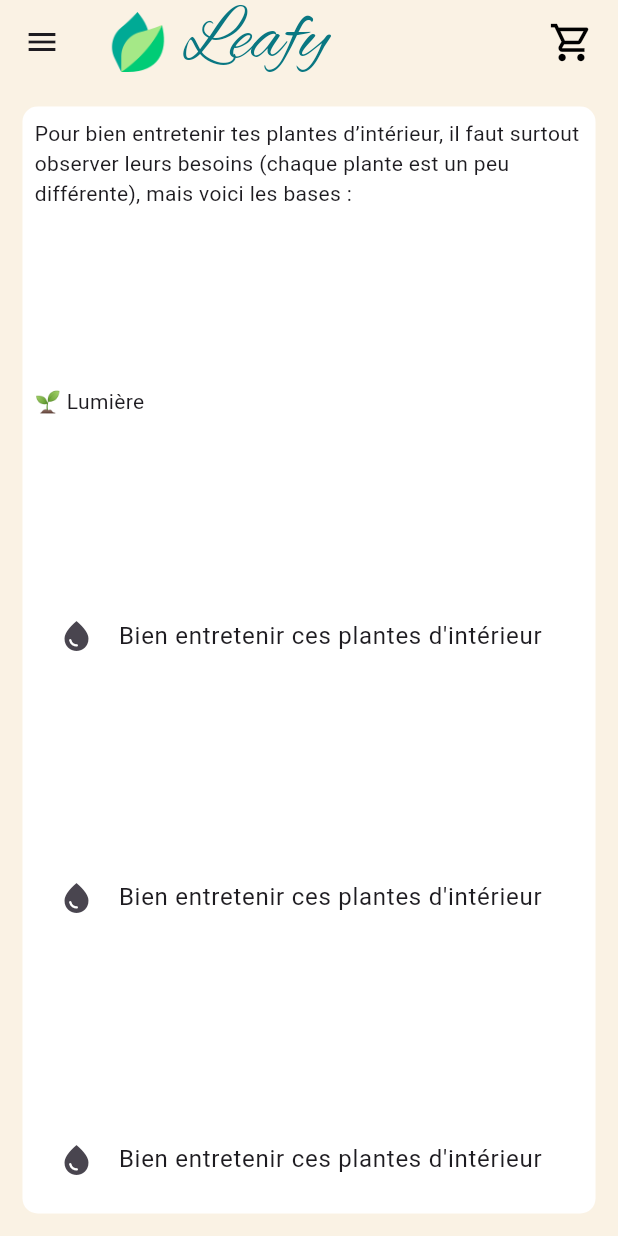
After one commit to Zelikoo/Leafy, a Flutter app: the EntretienPage screen opened directly, on a phone screen of 412 x 824 dp. The commit adds this screen. Run offline on Flutter 3.47's test engine with Material 3 defaults, Android fonts, the phone set to English and light mode, and no system bars.

Commit message:
feat: Add EntretienPage and navigation
This commit introduces a new page, `EntretienPage`, for displaying plant care information and adds navigation to it from the drawer.

- Creates `EntretienPage` stateless widget:
    - Sets a background color.
    - Includes `MyDrawer`.
    - Adds an `AppBar` with the Leafy logo, title, and a shopping cart icon.
    - Displays introductory text about plant care.
    - Includes a placeholder for "Lumière" (Light).
    - Contains three `ListTile` widgets with an icon and text "Bien entretenir ces plantes d'intérieur".
- Updates `MyDrawer`:
    - Adds a `ListTile` with an icon and text "Bien entretenir ces plantes d'intérieur".
    - Tapping this `ListTile` navigates to `EntretienPage`.
    - Imports `entretien.dart` and `home_page.dart`.

```diff
--- a/lib/pages/drawer.dart
+++ b/lib/pages/drawer.dart
@@ -1,4 +1,7 @@
 import 'package:flutter/material.dart';
+
+import 'entretien.dart';
+import 'home_page.dart';
 
 class MyDrawer extends StatelessWidget {
   const MyDrawer({super.key});
@@ -19,6 +22,16 @@ class MyDrawer extends StatelessWidget {
               Navigator.pop(context);
             },
           ),
+          ListTile(
+            leading: const Icon(Icons.water_drop),
+            title: const Text("Bien entretenir ces plantes d'intérieur"),
+            onTap: () {
+              Navigator.push(
+                context,
+                MaterialPageRoute(builder: (context) => EntretienPage()),
+              );
+            },
+          ),
           const ListTile(
             leading: Icon(Icons.settings),
             title: Text("Settings"),
--- /dev/null
+++ b/lib/pages/entretien.dart
@@ -0,0 +1,75 @@
+import 'package:flutter/material.dart';
+
+import 'drawer.dart';
+
+class EntretienPage extends StatelessWidget {
+  const EntretienPage({super.key});
+
+  @override
+  Widget build(BuildContext context) {
+    return Scaffold(
+      backgroundColor: Color(0xfffaf2e4),
+      drawer: MyDrawer(),
+      appBar: AppBar(
+        backgroundColor: const Color(0xfffaf2e4),
+        title: Row(
+          mainAxisAlignment: MainAxisAlignment.spaceBetween,
+          children: [
+            Row(
+              children: [
+                Image(
+                  image: AssetImage("assets/images/leafy.png"),
+                  width: 40,
+                  height: 40,
+                ),
+                const SizedBox(width: 10),
+                Text(
+                  "Leafy",
+                  style: TextStyle(
+                    fontFamily: 'AlexBrush',
+                    fontSize: 50,
+                    color: Color(0xff097782),
+                  ),
+                ),
+              ],
+            ),
+            Icon(Icons.shopping_cart_outlined, color: Colors.black, size: 30),
+          ],
+        ),
+      ),
+      body: Container(
+        margin: EdgeInsets.all(15),
+        decoration: BoxDecoration(
+          color: Colors.white,
+          borderRadius: BorderRadius.circular(10),
+        ),
+        child: Padding(
+          padding: const EdgeInsets.all(8.0),
+          child: Column(
+            crossAxisAlignment: CrossAxisAlignment.start,
+            mainAxisAlignment: MainAxisAlignment.spaceBetween,
+            children: [
+              Text(
+                "Pour bien entretenir tes plantes d’intérieur, il faut surtout observer leurs besoins (chaque plante est un peu différente), mais voici les bases :",
+              ),
+              Text("🌱 Lumière"),
+
+              ListTile(
+                leading: Icon(Icons.water_drop),
+                title: Text("Bien entretenir ces plantes d'intérieur"),
+              ),
+              ListTile(
+                leading: Icon(Icons.water_drop),
+                title: Text("Bien entretenir ces plantes d'intérieur"),
+              ),
+              ListTile(
+                leading: Icon(Icons.water_drop),
+                title: Text("Bien entretenir ces plantes d'intérieur"),
+              ),
+            ],
+          ),
+        ),
+      ),
+    );
+  }
+}
```
